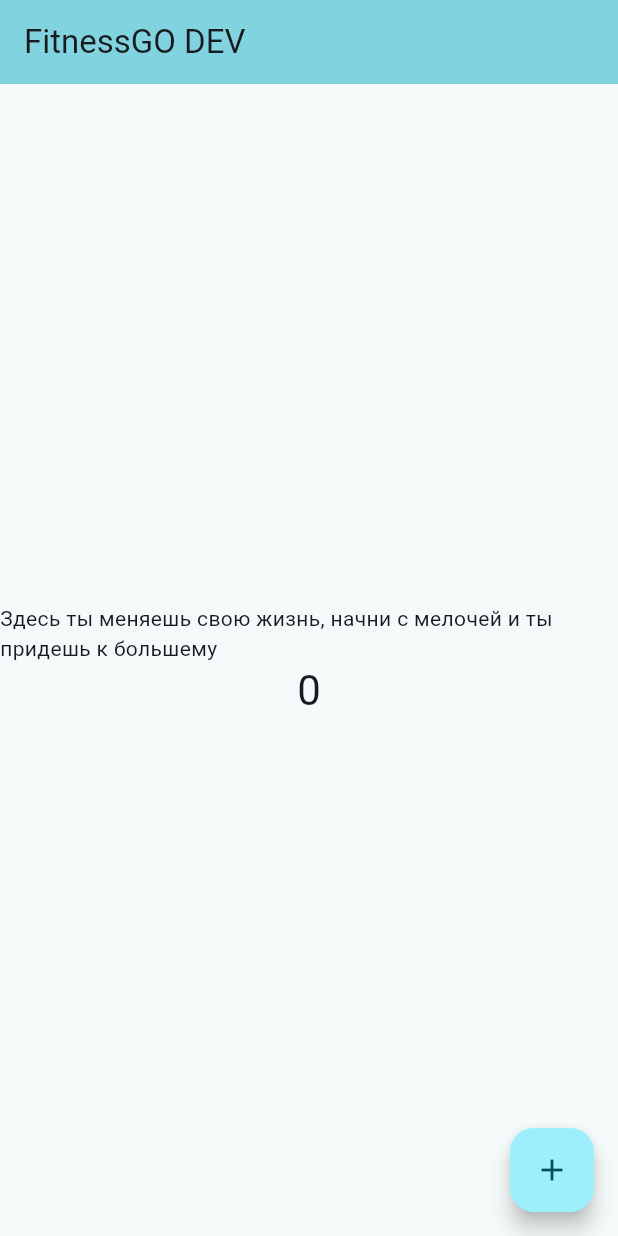
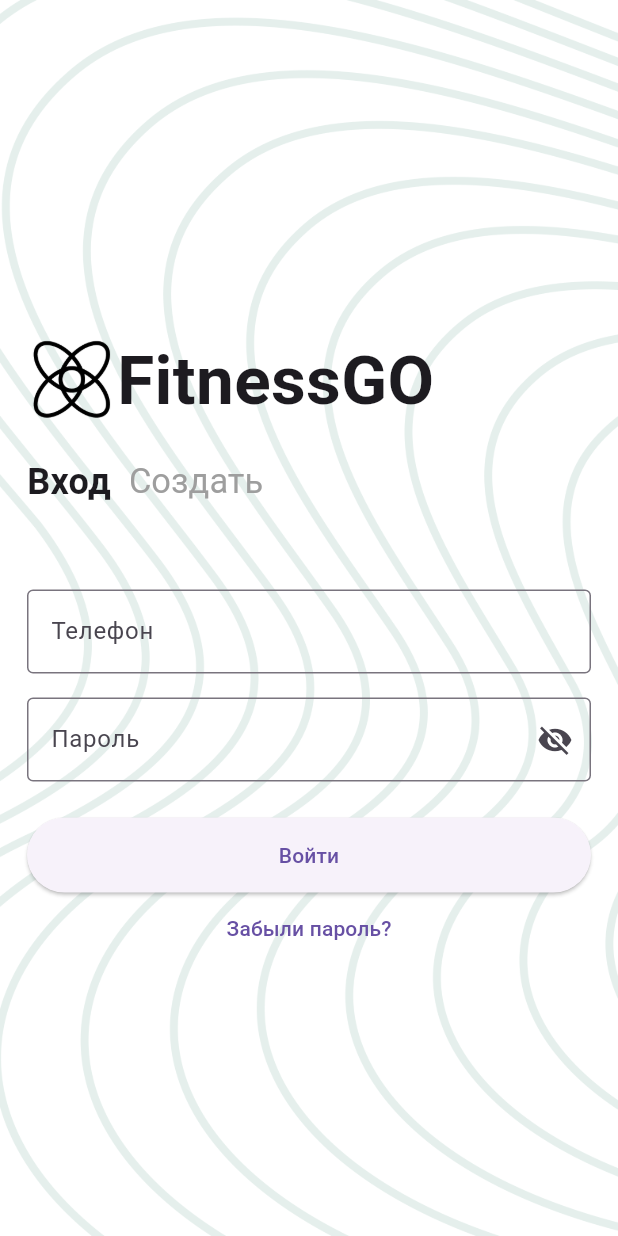
Before and after one commit to GEO-ggm/fitnessgo, a Flutter app: the screen it shows after launch, on a phone screen of 412 x 824 dp. Run offline on Flutter 3.47's test engine with Material 3 defaults, Android fonts, the phone set to English and light mode, and no system bars; Roboto replaces fonts that are missing (Montserrat); project files that could hold a hidden picture were left out.

Commit message:
new file:   assets/Logo.png 	modified:   ios/Runner.xcodeproj/project.pbxproj 	modified:   ios/Runner.xcodeproj/xcshareddata/xcschemes/Runner.xcscheme 	modified:   lib/main.dart 	modified:   pubspec.lock 	modified:   pubspec.yaml 	modified:   test/widget_test.dart

```diff
--- a/lib/main.dart
+++ b/lib/main.dart
@@ -1,125 +1,146 @@
+// ignore_for_file: prefer_const_constructors, prefer_const_literals_to_create_immutables
+
 import 'package:flutter/material.dart';
 
 void main() {
-  runApp(const MyApp());
+  runApp(MyApp());
 }
 
 class MyApp extends StatelessWidget {
-  const MyApp({super.key});
-
-  // This widget is the root of your application.
   @override
   Widget build(BuildContext context) {
     return MaterialApp(
-      title: 'Flutter Demo',
+      title: 'FitnessGO',
       theme: ThemeData(
-        // This is the theme of your application.
-        //
-        // TRY THIS: Try running your application with "flutter run". You'll see
-        // the application has a purple toolbar. Then, without quitting the app,
-        // try changing the seedColor in the colorScheme below to Colors.green
-        // and then invoke "hot reload" (save your changes or press the "hot
-        // reload" button in a Flutter-supported IDE, or press "r" if you used
-        // the command line to start the app).
-        //
-        // Notice that the counter didn't reset back to zero; the application
-        // state is not lost during the reload. To reset the state, use hot
-        // restart instead.
-        //
-        // This works for code too, not just values: Most code changes can be
-        // tested with just a hot reload.
-        colorScheme: ColorScheme.fromSeed(seedColor: Colors.white70),
-        useMaterial3: true,
+        primarySwatch: Colors.green,
+        visualDensity: VisualDensity.adaptivePlatformDensity,
+        fontFamily: 'Montserrat',
+
       ),
-      home: const MyHomePage(title: 'FitnessGO DEV'),
+      home: AuthorizationScreen(),
     );
   }
 }
 
-class MyHomePage extends StatefulWidget {
-  const MyHomePage({super.key, required this.title});
-
-  // This widget is the home page of your application. It is stateful, meaning
-  // that it has a State object (defined below) that contains fields that affect
-  // how it looks.
-
-  // This class is the configuration for the state. It holds the values (in this
-  // case the title) provided by the parent (in this case the App widget) and
-  // used by the build method of the State. Fields in a Widget subclass are
-  // always marked "final".
-
-  final String title;
-
+class AuthorizationScreen extends StatefulWidget {
   @override
-  State<MyHomePage> createState() => _MyHomePageState();
+  AuthorizationScreenState createState() => AuthorizationScreenState();
 }
 
-class _MyHomePageState extends State<MyHomePage> {
-  int _counter = 0;
-
-  void _incrementCounter() {
-    setState(() {
-      // This call to setState tells the Flutter framework that something has
-      // changed in this State, which causes it to rerun the build method below
-      // so that the display can reflect the updated values. If we changed
-      // _counter without calling setState(), then the build method would not be
-      // called again, and so nothing would appear to happen.
-      _counter++;
-    });
-  }
+class AuthorizationScreenState extends State<AuthorizationScreen> {
+  final TextEditingController _phoneController = TextEditingController();
+  final TextEditingController _passwordController = TextEditingController();
+  bool _isPasswordHidden = true;
 
   @override
   Widget build(BuildContext context) {
-    // This method is rerun every time setState is called, for instance as done
-    // by the _incrementCounter method above.
-    //
-    // The Flutter framework has been optimized to make rerunning build methods
-    // fast, so that you can just rebuild anything that needs updating rather
-    // than having to individually change instances of widgets.
     return Scaffold(
-      appBar: AppBar(
-        // TRY THIS: Try changing the color here to a specific color (to
-        // Colors.amber, perhaps?) and trigger a hot reload to see the AppBar
-        // change color while the other colors stay the same.
-        backgroundColor: Theme.of(context).colorScheme.inversePrimary,
-        // Here we take the value from the MyHomePage object that was created by
-        // the App.build method, and use it to set our appbar title.
-        title: Text(widget.title),
+      body: Container(
+
+        decoration: BoxDecoration(
+          image: DecorationImage(
+          image: AssetImage("assets/back.png"),
+          fit:BoxFit.cover,)
           ),
-      body: Center(
-        // Center is a layout widget. It takes a single child and positions it
-        // in the middle of the parent.
+      padding: EdgeInsets.all(18.0),
       child: Column(
-          // Column is also a layout widget. It takes a list of children and
-          // arranges them vertically. By default, it sizes itself to fit its
-          // children horizontally, and tries to be as tall as its parent.
-          //
-          // Column has various properties to control how it sizes itself and
-          // how it positions its children. Here we use mainAxisAlignment to
-          // center the children vertically; the main axis here is the vertical
-          // axis because Columns are vertical (the cross axis would be
-          // horizontal).
-          //
-          // TRY THIS: Invoke "debug painting" (choose the "Toggle Debug Paint"
-          // action in the IDE, or press "p" in the console), to see the
-          // wireframe for each widget.
             mainAxisAlignment: MainAxisAlignment.center,
+            crossAxisAlignment: CrossAxisAlignment.center,
             children: <Widget>[
-            const Text(
-              'Здесь ты меняешь свою жизнь, начни с мелочей и ты придешь к большему',
+              SizedBox(height:40),
+              Row(
+              mainAxisAlignment: MainAxisAlignment.start,
+              children: [
+              Image.asset('assets/Logo.png', width: 60, height: 60,),
+              Text(
+                'FitnessGO',
+                style: TextStyle(
+                  fontSize: 45,
+                  fontWeight: FontWeight.bold,
                 ),
-            Text(
-              '$_counter',
-              style: Theme.of(context).textTheme.headlineMedium,
               ),
               ],
               ),
+              SizedBox(height: 12),
+              Row(
+              mainAxisAlignment: MainAxisAlignment.start,
+              children: [
+                Text('Вход',
+                style: TextStyle(
+                fontSize: 24,
+                fontWeight: FontWeight.bold,
                   ),
-      floatingActionButton: FloatingActionButton(
-        onPressed: _incrementCounter,
-        tooltip: 'Increment',
-        child: const Icon(Icons.add),
-      ), // This trailing comma makes auto-formatting nicer for build methods.
+                ),
+                TextButton(
+                  onPressed: (){
+                    //TODO: Navigate to Registration
+
+                  },
+                  child: Text('Создать'),
+                  style: TextButton.styleFrom(
+                    foregroundColor: Colors.grey,
+                    textStyle: TextStyle(fontSize: 23, fontWeight: FontWeight.normal),
+
+                  ),
+                )
+              ],
+              ),
+              SizedBox(height: 48),
+              // Phone input field
+              TextField(
+                controller: _phoneController,
+                keyboardType: TextInputType.phone,
+                decoration: InputDecoration(
+                  labelText: 'Телефон',
+                  border: OutlineInputBorder(),
+                ),
+              ),
+              SizedBox(height: 16),
+              // Password input field
+              TextField(
+                controller: _passwordController,
+                obscureText: _isPasswordHidden,
+                decoration: InputDecoration(
+                  labelText: 'Пароль',
+                  border: OutlineInputBorder(),
+                  suffixIcon: IconButton(
+                    icon: Icon(_isPasswordHidden
+                        ? Icons.visibility_off
+                        : Icons.visibility),
+                    onPressed: () {
+                      setState(() {
+                        _isPasswordHidden = !_isPasswordHidden;
+                      });
+                    },
+                  ),
+                ),
+              ),
+              SizedBox(height: 24),
+              // Login button
+              ElevatedButton(
+                onPressed: () {
+                  // TODO: Implement login logic
+                },
+                child: Text('Войти'),
+                style: ElevatedButton.styleFrom(
+                  minimumSize: Size(double.infinity, 50),
+                ),
+              ),
+              TextButton(
+                onPressed: () {
+                  // TODO: Implement forgot password logic
+                },
+                child: Text('Забыли пароль?'),
+              ),
+              // Create account button
+
+            ],
+          ),
+        ),
+
       );
+
+
+
   }
 }
--- a/pubspec.yaml
+++ b/pubspec.yaml
@@ -59,7 +59,9 @@ flutter:
   uses-material-design: true
 
   # To add assets to your application, add an assets section, like this:
-  # assets:
+  assets:
+    - assets/Logo.png
+    - assets/back.png
   #   - images/a_dot_burr.jpeg
   #   - images/a_dot_ham.jpeg
 
```
Also changed, not shown: assets/Logo.png (added), pubspec.lock, 3 other files. Lines whose indentation alone changed are shown as unchanged.
